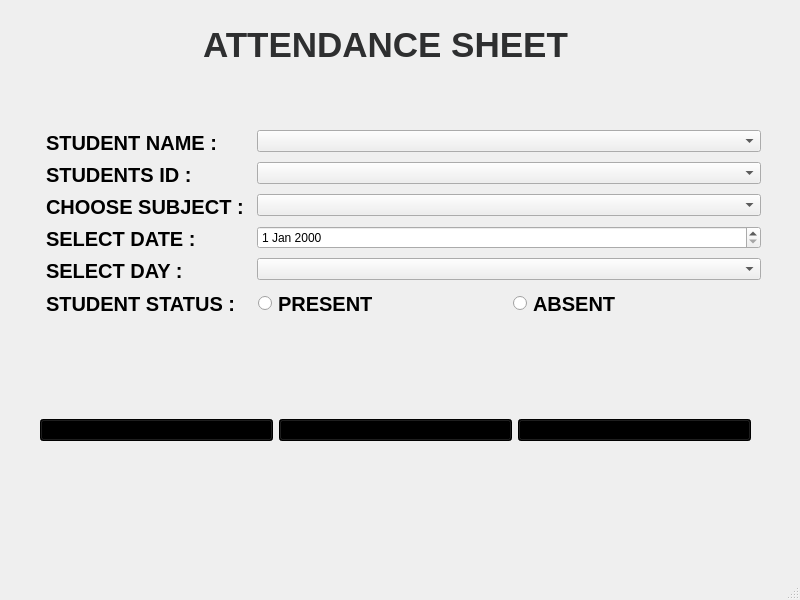
This is takeattendance.ui in Shasank12345/QT_PROJECT as Qt 5 draws it before an edit. The edited form follows.
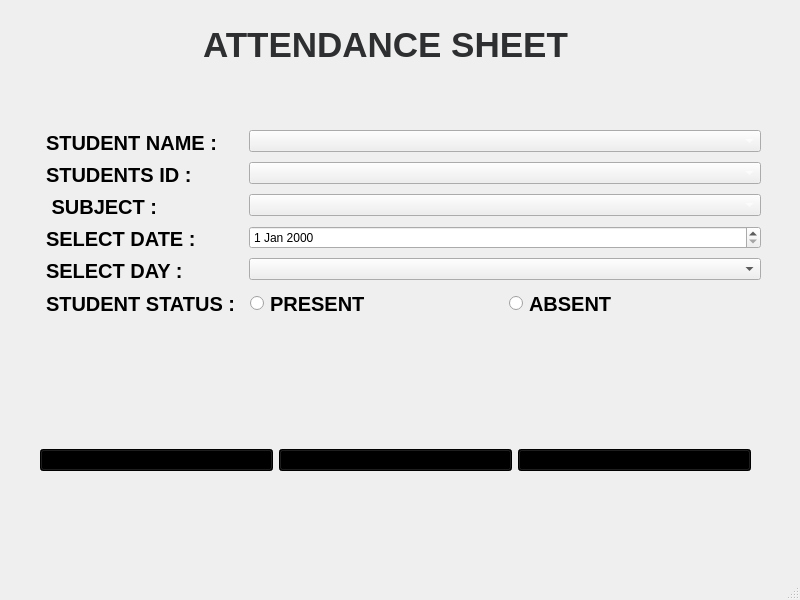
This is the edited form. Icons and pictures are not drawn.

Diff of the .ui file:
```diff
--- a/takeattendance.ui
+++ b/takeattendance.ui
@@ -63,7 +63,7 @@
      <item row="0" column="1">
       <widget class="QComboBox" name="comboBox">
        <property name="styleSheet">
-        <string notr="true">color: rgb(0, 0, 0);</string>
+        <string notr="true">color: rgb(255, 255, 255);</string>
        </property>
       </widget>
      </item>
@@ -103,7 +103,7 @@
 </string>
        </property>
        <property name="text">
-        <string>CHOOSE SUBJECT :</string>
+        <string> SUBJECT :</string>
        </property>
       </widget>
      </item>
@@ -224,14 +224,14 @@
      <item row="1" column="1">
       <widget class="QComboBox" name="comboBox_2">
        <property name="styleSheet">
-        <string notr="true">color: rgb(0, 0, 0);</string>
+        <string notr="true">color: rgb(255, 255, 255);</string>
        </property>
       </widget>
      </item>
      <item row="2" column="1">
       <widget class="QComboBox" name="comboBox_3">
        <property name="styleSheet">
-        <string notr="true">color: rgb(0, 0, 0);</string>
+        <string notr="true">color: rgb(255, 255, 255);</string>
        </property>
       </widget>
      </item>
@@ -241,7 +241,7 @@
     <property name="geometry">
      <rect>
       <x>40</x>
-      <y>390</y>
+      <y>420</y>
       <width>711</width>
       <height>80</height>
      </rect>
@@ -261,8 +261,8 @@
      <item>
       <widget class="QPushButton" name="pushButton_2">
        <property name="styleSheet">
-        <string notr="true">background-color: rgb(0, 0, 0);
-color: rgb(0, 0, 0);</string>
+        <string notr="true">color: rgb(0, 0, 0);
+background-color: rgb(0, 0, 0);</string>
        </property>
        <property name="text">
         <string>BACK</string>
```
Left out of the diff: 4 changed lines with no effect on the pictures.
